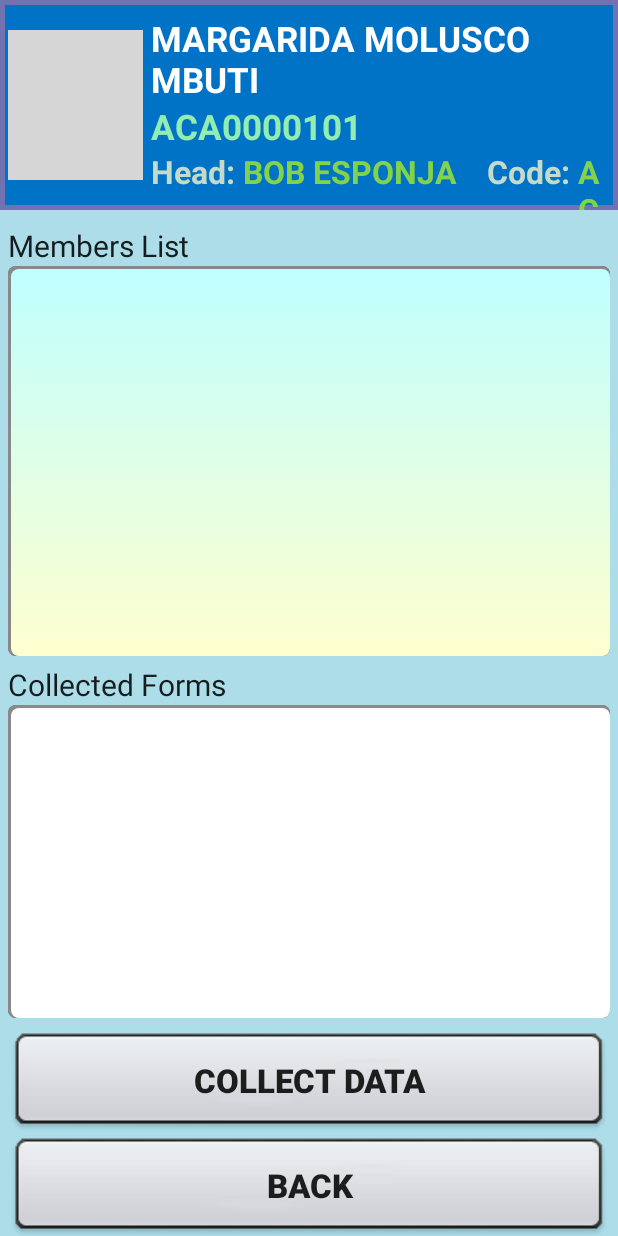
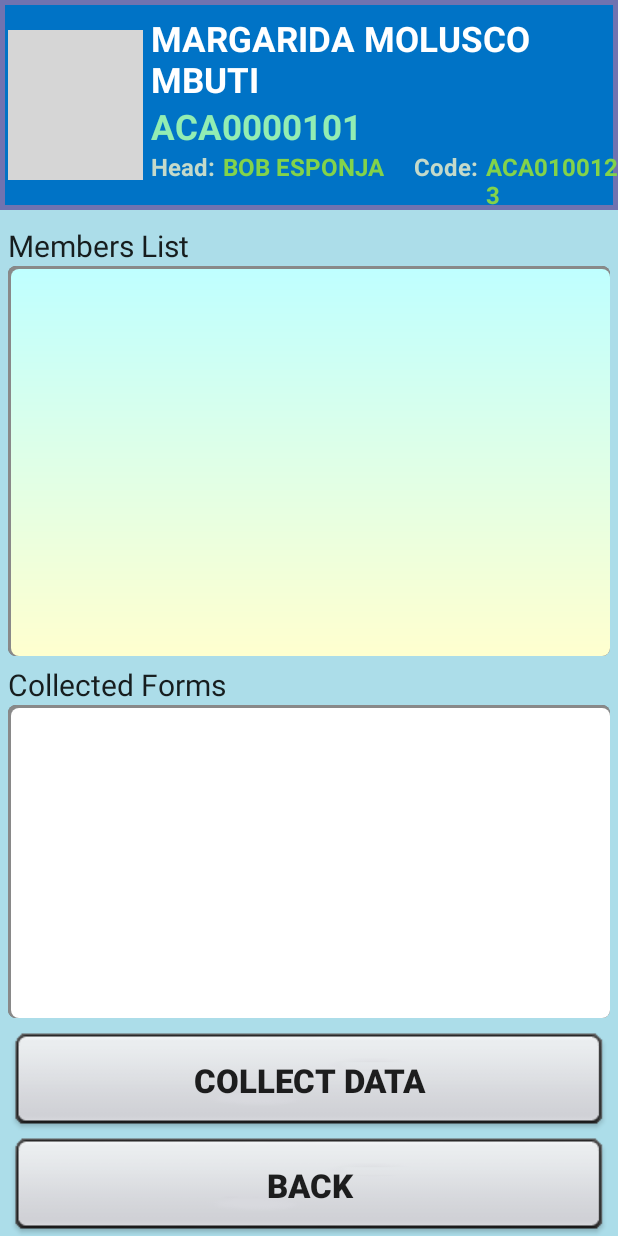
Before and after one commit to philimones-group/hds-explorer-tablet, an Android app: the layout household_details.xml on its own in the app's theme, with its tools: preview values and no code run, on a phone screen of 412 x 824 dp. Run offline under Robolectric (Android 15) with nearby library versions, the phone set to English and light mode, and no system bars; grey boxes are pictures that could not be loaded.

Commit message:
Show message when households or members were not found by filtering

```diff
--- a/app/src/main/java/org/philimone/hds/explorer/main/SurveyMembersActivity.java
+++ b/app/src/main/java/org/philimone/hds/explorer/main/SurveyMembersActivity.java
@@ -279,6 +279,10 @@
         protected void onPostExecute(MemberArrayAdapter adapter) {
             memberListFragment.setMemberAdapter(adapter);
             memberListFragment.showProgress(false);
+
+            if (adapter.isEmpty()){
+                memberListFragment.showMemberNotFoundMessage();
+            }
         }
     }
 }
--- a/app/src/main/res/layout/household_details.xml
+++ b/app/src/main/res/layout/household_details.xml
@@ -63,7 +63,7 @@
                     android:text="@string/household_details_head_name_lbl"
                     android:textAppearance="?android:attr/textAppearanceLarge"
                     android:textColor="#c4daca"
-                    android:textSize="@dimen/member_details_info_gender_layout_txtsize"
+                    android:textSize="16dp"
                     android:textStyle="bold" />
 
                 <TextView
@@ -75,7 +75,7 @@
                     android:text="BOB ESPONJA"
                     android:textAppearance="?android:attr/textAppearanceLarge"
                     android:textColor="#83d34a"
-                    android:textSize="@dimen/member_details_info_gender_layout_txtsize"
+                    android:textSize="16dp"
                     android:textStyle="bold"
                     />
 
@@ -88,7 +88,7 @@
                     android:text="@string/household_details_head_code_lbl"
                     android:textAppearance="?android:attr/textAppearanceLarge"
                     android:textColor="#c4daca"
-                    android:textSize="@dimen/member_details_info_gender_layout_txtsize"
+                    android:textSize="16dp"
                     android:textStyle="bold" />
 
                 <TextView
@@ -100,7 +100,7 @@
                     android:text="ACA0100123"
                     android:textAppearance="?android:attr/textAppearanceLarge"
                     android:textColor="#83d34a"
-                    android:textSize="@dimen/member_details_info_gender_layout_txtsize"
+                    android:textSize="16dp"
                     android:textStyle="bold"
                      />
 
@@ -118,7 +118,7 @@
                     android:layout_marginRight="1dp"
                     android:text="@string/household_details_region_lbl"
                     android:textAppearance="?android:attr/textAppearanceLarge"
-                    android:textSize="@dimen/member_details_info_gender_layout_txtsize"
+                    android:textSize="16dp"
                     android:textColor="#c4daca"
                     android:textStyle="bold" />
 
@@ -130,7 +130,7 @@
                     android:layout_marginLeft="4dp"
                     android:text="34th Street, Maputo"
                     android:textAppearance="?android:attr/textAppearanceLarge"
-                    android:textSize="@dimen/member_details_info_gender_layout_txtsize"
+                    android:textSize="16dp"
                     android:textColor="#83d34a"
                     android:textStyle="bold"
                     />
--- a/app/src/main/res/values/strings.xml
+++ b/app/src/main/res/values/strings.xml
@@ -125,6 +125,7 @@
     <string name="member_list_select_distance_radius_lbl">Select the max distance from house (radius)</string>
     <string name="member_list_bt_facility_form_lbl">Open Facility Form</string>
     <string name="member_list_no_members_lbl">The members list is empty</string>
+    <string name="member_list_member_not_found_lbl">Members with the selected filters were not found</string>
 
     <string name="member_list_bt_add_patient_lbl">Add New Patient</string>
     <string name="member_list_bt_show_patients_lbl">Show Collected Patients</string>
@@ -205,6 +206,7 @@
     <string name="household_filter_gps_not_available_lbl">GPS locations for the households are not available</string>
     <string name="household_filter_no_houses_lbl">The households list is empty</string>
     <string name="household_filter_clear_lbl">Clear</string>
+    <string name="household_filter_household_not_found_lbl">Households with code like (%1$s) were not found</string>
 
     <string name="survey_households_btn_lbl">Search By Household</string>
     <string name="survey_members_btn_lbl">Search By Members</string>
```
Also changed, not shown: app/src/main/java/org/philimone/hds/explorer/fragment/HouseholdFilterFragment.java (+23 -9 lines), app/src/main/java/org/philimone/hds/explorer/fragment/MemberListFragment.java (+8 -0 lines), 1 other file.
